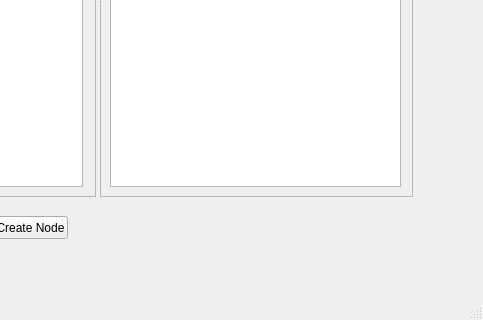
Old version of the form mainwindow.ui in the repository IvanSchcitov/QT_finish; both pictures show x 257 to 740 and y 251 to 571 of the 740 by 571 pixel window.
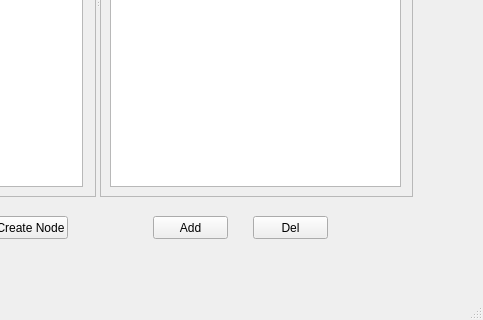
New version of the form.

```diff
--- a/mainwindow.ui
+++ b/mainwindow.ui
@@ -102,6 +102,32 @@
      </widget>
     </widget>
    </widget>
+   <widget class="QPushButton" name="pbAdd">
+    <property name="geometry">
+     <rect>
+      <x>410</x>
+      <y>450</y>
+      <width>75</width>
+      <height>23</height>
+     </rect>
+    </property>
+    <property name="text">
+     <string>Add</string>
+    </property>
+   </widget>
+   <widget class="QPushButton" name="pbDel">
+    <property name="geometry">
+     <rect>
+      <x>510</x>
+      <y>450</y>
+      <width>75</width>
+      <height>23</height>
+     </rect>
+    </property>
+    <property name="text">
+     <string>Del</string>
+    </property>
+   </widget>
   </widget>
   <widget class="QMenuBar" name="menuBar">
    <property name="geometry">
```
